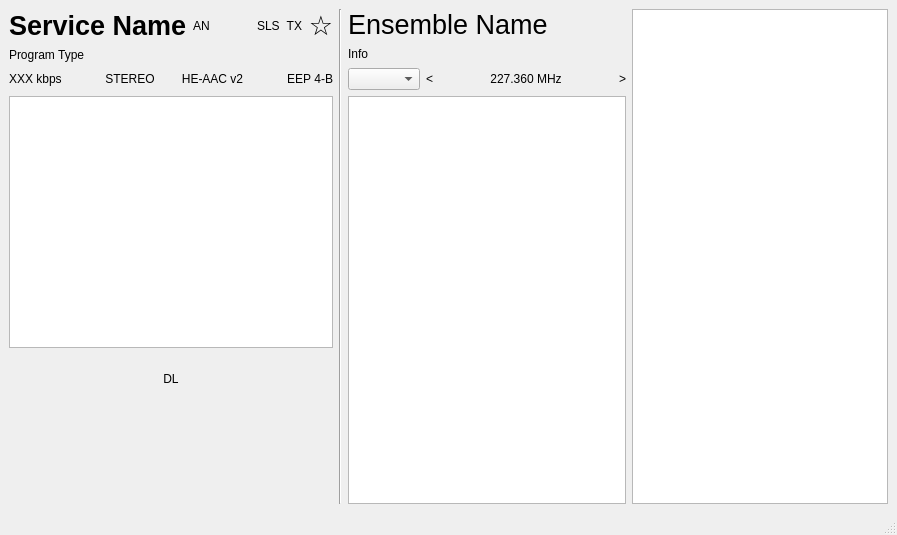
Before: the Qt Designer form gui/mainwindow.ui in KejPi/AbracaDABra, drawn with Qt 5.
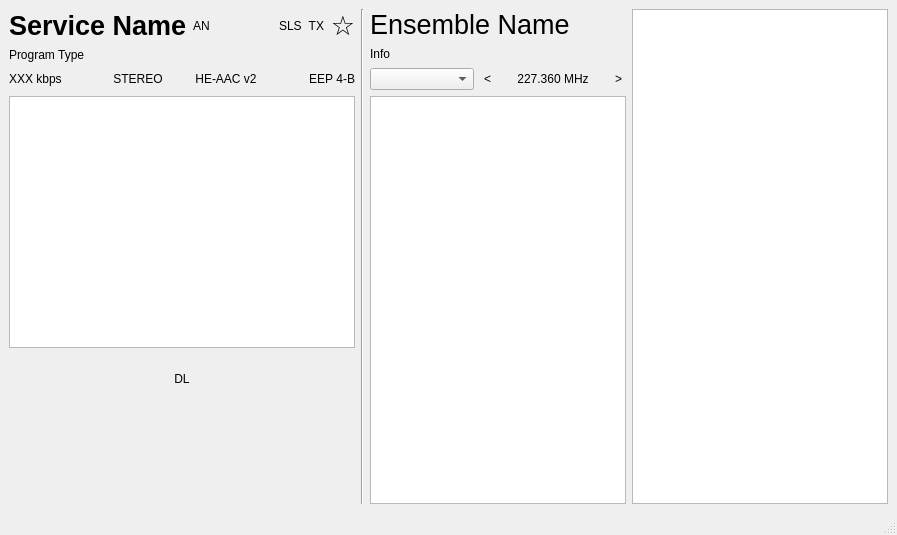
After: the same form once the commit is applied. Custom widgets are drawn as their Qt base class.

Commit message: fix: Qt audio output under Windows, UI fixes

```diff
--- a/gui/mainwindow.ui
+++ b/gui/mainwindow.ui
@@ -247,12 +247,6 @@
        </property>
        <item>
         <widget class="QComboBox" name="channelCombo">
-         <property name="sizePolicy">
-          <sizepolicy hsizetype="Minimum" vsizetype="Fixed">
-           <horstretch>0</horstretch>
-           <verstretch>0</verstretch>
-          </sizepolicy>
-         </property>
          <property name="focusPolicy">
           <enum>Qt::ClickFocus</enum>
          </property>
@@ -282,12 +276,6 @@
        </item>
        <item>
         <widget class="QLabel" name="frequencyLabel">
-         <property name="sizePolicy">
-          <sizepolicy hsizetype="Expanding" vsizetype="Preferred">
-           <horstretch>0</horstretch>
-           <verstretch>0</verstretch>
-          </sizepolicy>
-         </property>
          <property name="toolTip">
           <string>Current frequency</string>
          </property>
@@ -412,12 +400,6 @@
         <height>0</height>
        </size>
       </property>
-      <property name="maximumSize">
-       <size>
-        <width>16777215</width>
-        <height>16777215</height>
-       </size>
-      </property>
      </widget>
     </item>
     <item row="3" column="0">
```
The commit also changes 1 other file.
